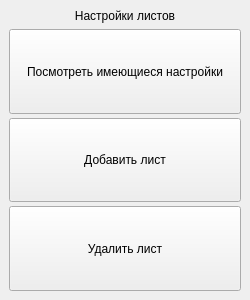
Above: ui/qt_designer/qt_ui_files/diplomUI_settings.ui from Viraremi/ulstu_praktik before the change. Below: the same form after it.
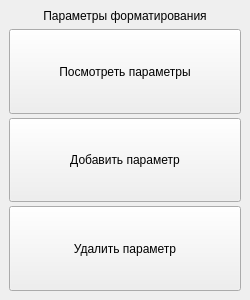
That is the form after the change.

Commit message: Правки интерфейса

The edit to the form file:
```diff
--- a/ui/qt_designer/qt_ui_files/diplomUI_settings.ui
+++ b/ui/qt_designer/qt_ui_files/diplomUI_settings.ui
@@ -30,7 +30,7 @@
        </sizepolicy>
       </property>
       <property name="text">
-       <string>Настройки листов</string>
+       <string>Параметры форматирования</string>
       </property>
       <property name="alignment">
        <set>Qt::AlignCenter</set>
@@ -51,7 +51,7 @@
          </sizepolicy>
         </property>
         <property name="text">
-         <string>Посмотреть имеющиеся настройки</string>
+         <string>Посмотреть параметры</string>
         </property>
        </widget>
       </item>
@@ -64,7 +64,7 @@
          </sizepolicy>
         </property>
         <property name="text">
-         <string>Добавить лист</string>
+         <string>Добавить параметр</string>
         </property>
        </widget>
       </item>
@@ -77,7 +77,7 @@
          </sizepolicy>
         </property>
         <property name="text">
-         <string>Удалить лист</string>
+         <string>Удалить параметр</string>
         </property>
        </widget>
       </item>
```
The commit also changes 7 other files.
